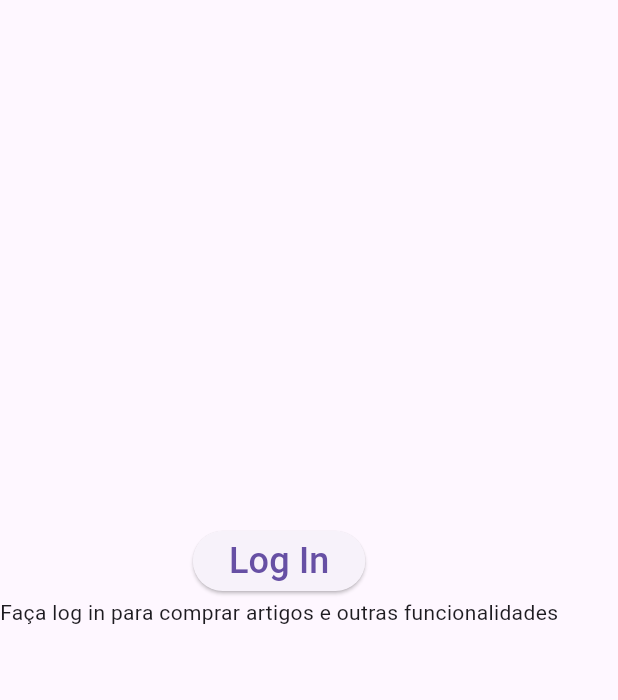
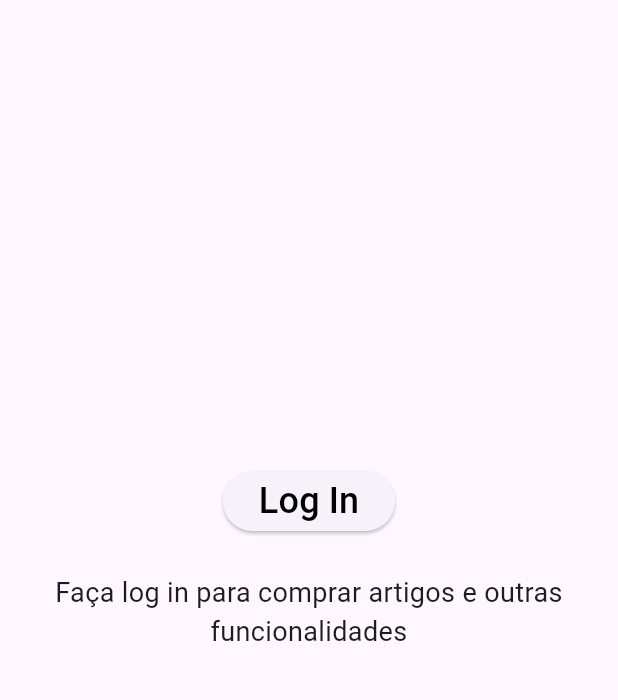
Before and after one commit to AfonsoLuis4758/Projeto, a Flutter app: the UnloggedPage screen opened by its route, on a phone screen of 412 x 824 dp, the part 84-784 px from its top. Run offline on Flutter 3.47's test engine with Material 3 defaults, Android fonts, the phone set to English and light mode, and no system bars; our stand-ins replace flutter_colorpicker, geocoding, geolocator, image_picker, shared_preferences; missing offline and left inert: rowbuilder; accounts and stored records are empty; network calls fail.

Commit message:
changes to profile page, unlogged page, cart page and menu page

```diff
--- a/lib/pages/unlogged_page.dart
+++ b/lib/pages/unlogged_page.dart
@@ -14,11 +14,15 @@ class UnloggedPage extends StatelessWidget {
           style: TextStyle(color: Colors.white),
         ),
       ),
-      body: Column(
+      body: Center(
+        child: Column(
             mainAxisAlignment: MainAxisAlignment.center,
             crossAxisAlignment: CrossAxisAlignment.center,
             children: [
               ElevatedButton(
+                style: ElevatedButton.styleFrom(
+                  foregroundColor: Colors.black
+                ),
                   onPressed: () {
                     Navigator.pushNamed(context, "/loginpage");
                   },
@@ -26,9 +30,15 @@ class UnloggedPage extends StatelessWidget {
                     "Log In",
                     style: TextStyle(fontSize: 24),
                   )),
-            const Text(
-                "Faça log in para comprar artigos e outras funcionalidades")
+              const Padding(
+                padding: EdgeInsets.all(24.0),
+                child: Text(
+                    "Faça log in para comprar artigos e outras funcionalidades",
+                    style: TextStyle(fontSize: 18),
+                    textAlign: TextAlign.center,),
+              )
             ]),
+      ),
     );
   }
 }
```
Also changed, not shown: lib/pages/cart_page.dart (+20 -7 lines), lib/pages/menu_page.dart (+13 -9 lines), lib/pages/profile_page.dart (+10 -4 lines). Lines whose indentation alone changed are shown as unchanged.
